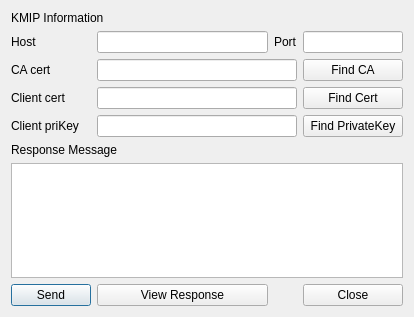
Qt form BerEditor/ttlv_client_dlg.ui (jykim74/BerEditor) before a commit.
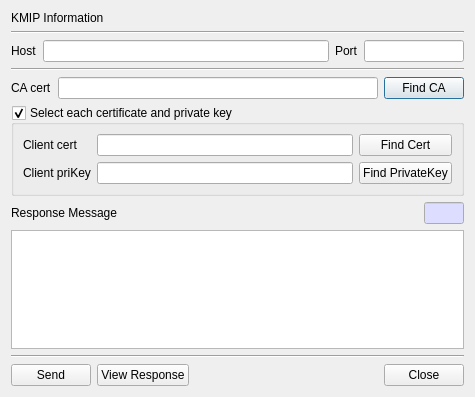
The same form after that commit.

Patch:
```diff
--- a/BerEditor/ttlv_client_dlg.ui
+++ b/BerEditor/ttlv_client_dlg.ui
@@ -6,129 +6,272 @@
    <rect>
     <x>0</x>
     <y>0</y>
-    <width>414</width>
-    <height>317</height>
+    <width>475</width>
+    <height>397</height>
    </rect>
   </property>
   <property name="windowTitle">
    <string>Send message</string>
   </property>
-  <layout class="QGridLayout" name="gridLayout">
-   <item row="4" column="0">
-    <widget class="QLabel" name="label_6">
-     <property name="text">
-      <string>Client priKey</string>
-     </property>
-    </widget>
-   </item>
-   <item row="1" column="2">
-    <widget class="QLabel" name="label_3">
-     <property name="text">
-      <string>Port</string>
-     </property>
-    </widget>
-   </item>
-   <item row="1" column="3">
-    <widget class="QLineEdit" name="mPortText">
-     <property name="maximumSize">
-      <size>
-       <width>100</width>
-       <height>16777215</height>
-      </size>
-     </property>
-    </widget>
-   </item>
-   <item row="1" column="0">
-    <widget class="QLabel" name="label_2">
-     <property name="text">
-      <string>Host</string>
-     </property>
-    </widget>
-   </item>
-   <item row="1" column="1">
-    <widget class="QLineEdit" name="mHostText"/>
-   </item>
-   <item row="3" column="0">
-    <widget class="QLabel" name="label_5">
-     <property name="text">
-      <string>Client cert</string>
-     </property>
-    </widget>
-   </item>
-   <item row="0" column="0" colspan="2">
+  <layout class="QVBoxLayout" name="verticalLayout">
+   <item>
     <widget class="QLabel" name="label">
      <property name="text">
       <string>KMIP Information</string>
      </property>
     </widget>
    </item>
-   <item row="2" column="0">
-    <widget class="QLabel" name="label_4">
-     <property name="text">
-      <string>CA cert</string>
+   <item>
+    <widget class="Line" name="line">
+     <property name="orientation">
+      <enum>Qt::Horizontal</enum>
      </property>
     </widget>
    </item>
-   <item row="6" column="0" colspan="4">
+   <item>
+    <layout class="QGridLayout" name="gridLayout">
+     <property name="topMargin">
+      <number>0</number>
+     </property>
+     <item row="0" column="2">
+      <widget class="QLabel" name="label_3">
+       <property name="text">
+        <string>Port</string>
+       </property>
+      </widget>
+     </item>
+     <item row="0" column="0">
+      <widget class="QLabel" name="label_2">
+       <property name="text">
+        <string>Host</string>
+       </property>
+      </widget>
+     </item>
+     <item row="0" column="1">
+      <widget class="QLineEdit" name="mHostText"/>
+     </item>
+     <item row="0" column="3">
+      <widget class="QLineEdit" name="mPortText">
+       <property name="maximumSize">
+        <size>
+         <width>100</width>
+         <height>16777215</height>
+        </size>
+       </property>
+      </widget>
+     </item>
+    </layout>
+   </item>
+   <item>
+    <widget class="Line" name="line_3">
+     <property name="orientation">
+      <enum>Qt::Horizontal</enum>
+     </property>
+    </widget>
+   </item>
+   <item>
+    <layout class="QGridLayout" name="gridLayout_2">
+     <property name="topMargin">
+      <number>0</number>
+     </property>
+     <item row="0" column="1">
+      <widget class="QLineEdit" name="mCACertPathText"/>
+     </item>
+     <item row="0" column="0">
+      <widget class="QLabel" name="label_4">
+       <property name="text">
+        <string>CA cert</string>
+       </property>
+      </widget>
+     </item>
+     <item row="0" column="2">
+      <widget class="QPushButton" name="mFindCABtn">
+       <property name="text">
+        <string>Find CA</string>
+       </property>
+      </widget>
+     </item>
+    </layout>
+   </item>
+   <item>
+    <widget class="QGroupBox" name="mCertGroup">
+     <property name="minimumSize">
+      <size>
+       <width>0</width>
+       <height>0</height>
+      </size>
+     </property>
+     <property name="title">
+      <string>Select each certificate and private key</string>
+     </property>
+     <property name="checkable">
+      <bool>true</bool>
+     </property>
+     <layout class="QVBoxLayout" name="verticalLayout_2">
+      <item>
+       <layout class="QGridLayout" name="gridLayout_4">
+        <item row="0" column="2">
+         <widget class="QPushButton" name="mFindCertBtn">
+          <property name="text">
+           <string>Find Cert</string>
+          </property>
+         </widget>
+        </item>
+        <item row="0" column="0">
+         <widget class="QLabel" name="label_5">
+          <property name="text">
+           <string>Client cert</string>
+          </property>
+         </widget>
+        </item>
+        <item row="0" column="1">
+         <widget class="QLineEdit" name="mClientCertPathText"/>
+        </item>
+        <item row="1" column="0">
+         <widget class="QLabel" name="label_6">
+          <property name="text">
+           <string>Client priKey</string>
+          </property>
+         </widget>
+        </item>
+        <item row="1" column="1">
+         <widget class="QLineEdit" name="mClientPriKeyPathText"/>
+        </item>
+        <item row="1" column="2">
+         <widget class="QPushButton" name="mFindPriKeyBtn">
+          <property name="text">
+           <string>Find PrivateKey</string>
+          </property>
+         </widget>
+        </item>
+       </layout>
+      </item>
+     </layout>
+    </widget>
+   </item>
+   <item>
+    <layout class="QGridLayout" name="gridLayout_6">
+     <property name="topMargin">
+      <number>0</number>
+     </property>
+     <item row="0" column="2">
+      <widget class="QLineEdit" name="mResponseLenText">
+       <property name="minimumSize">
+        <size>
+         <width>40</width>
+         <height>0</height>
+        </size>
+       </property>
+       <property name="maximumSize">
+        <size>
+         <width>40</width>
+         <height>16777215</height>
+        </size>
+       </property>
+       <property name="palette">
+        <palette>
+         <active>
+          <colorrole role="Base">
+           <brush brushstyle="SolidPattern">
+            <color alpha="255">
+             <red>221</red>
+             <green>221</green>
+             <blue>255</blue>
+            </color>
+           </brush>
+          </colorrole>
+         </active>
+         <inactive>
+          <colorrole role="Base">
+           <brush brushstyle="SolidPattern">
+            <color alpha="255">
+             <red>221</red>
+             <green>221</green>
+             <blue>255</blue>
+            </color>
+           </brush>
+          </colorrole>
+         </inactive>
+         <disabled/>
+        </palette>
+       </property>
+       <property name="readOnly">
+        <bool>true</bool>
+       </property>
+      </widget>
+     </item>
+     <item row="0" column="0">
+      <widget class="QLabel" name="label_7">
+       <property name="text">
+        <string>Response Message</string>
+       </property>
+      </widget>
+     </item>
+     <item row="0" column="1">
+      <spacer name="horizontalSpacer_2">
+       <property name="orientation">
+        <enum>Qt::Horizontal</enum>
+       </property>
+       <property name="sizeHint" stdset="0">
+        <size>
+         <width>40</width>
+         <height>20</height>
+        </size>
+       </property>
+      </spacer>
+     </item>
+    </layout>
+   </item>
+   <item>
     <widget class="QPlainTextEdit" name="mResponseText"/>
    </item>
-   <item row="7" column="0">
-    <widget class="QPushButton" name="mSendBtn">
-     <property name="text">
-      <string>Send</string>
+   <item>
+    <widget class="Line" name="line_2">
+     <property name="orientation">
+      <enum>Qt::Horizontal</enum>
      </property>
     </widget>
    </item>
-   <item row="7" column="1">
-    <widget class="QPushButton" name="mViewResponseBtn">
-     <property name="text">
-      <string>View Response</string>
+   <item>
+    <layout class="QGridLayout" name="gridLayout_5">
+     <property name="topMargin">
+      <number>0</number>
      </property>
-    </widget>
-   </item>
-   <item row="7" column="3">
-    <widget class="QPushButton" name="mCloseBtn">
-     <property name="text">
-      <string>Close</string>
-     </property>
-    </widget>
-   </item>
-   <item row="5" column="0" colspan="2">
-    <widget class="QLabel" name="label_7">
-     <property name="text">
-      <string>Response Message</string>
-     </property>
-    </widget>
-   </item>
-   <item row="2" column="1" colspan="2">
-    <widget class="QLineEdit" name="mCACertPathText"/>
-   </item>
-   <item row="3" column="1" colspan="2">
-    <widget class="QLineEdit" name="mClientCertPathText"/>
-   </item>
-   <item row="4" column="1" colspan="2">
-    <widget class="QLineEdit" name="mClientPriKeyPathText"/>
-   </item>
-   <item row="2" column="3">
-    <widget class="QPushButton" name="mFindCABtn">
-     <property name="text">
-      <string>Find CA</string>
-     </property>
-    </widget>
-   </item>
-   <item row="3" column="3">
-    <widget class="QPushButton" name="mFindCertBtn">
-     <property name="text">
-      <string>Find Cert</string>
-     </property>
-    </widget>
-   </item>
-   <item row="4" column="3">
-    <widget class="QPushButton" name="mFindPriKeyBtn">
-     <property name="text">
-      <string>Find PrivateKey</string>
-     </property>
-    </widget>
+     <item row="0" column="1">
+      <widget class="QPushButton" name="mViewResponseBtn">
+       <property name="text">
+        <string>View Response</string>
+       </property>
+      </widget>
+     </item>
+     <item row="0" column="3">
+      <widget class="QPushButton" name="mCloseBtn">
+       <property name="text">
+        <string>Close</string>
+       </property>
+      </widget>
+     </item>
+     <item row="0" column="0">
+      <widget class="QPushButton" name="mSendBtn">
+       <property name="text">
+        <string>Send</string>
+       </property>
+      </widget>
+     </item>
+     <item row="0" column="2">
+      <spacer name="horizontalSpacer">
+       <property name="orientation">
+        <enum>Qt::Horizontal</enum>
+       </property>
+       <property name="sizeHint" stdset="0">
+        <size>
+         <width>40</width>
+         <height>20</height>
+        </size>
+       </property>
+      </spacer>
+     </item>
+    </layout>
    </item>
   </layout>
  </widget>
```
